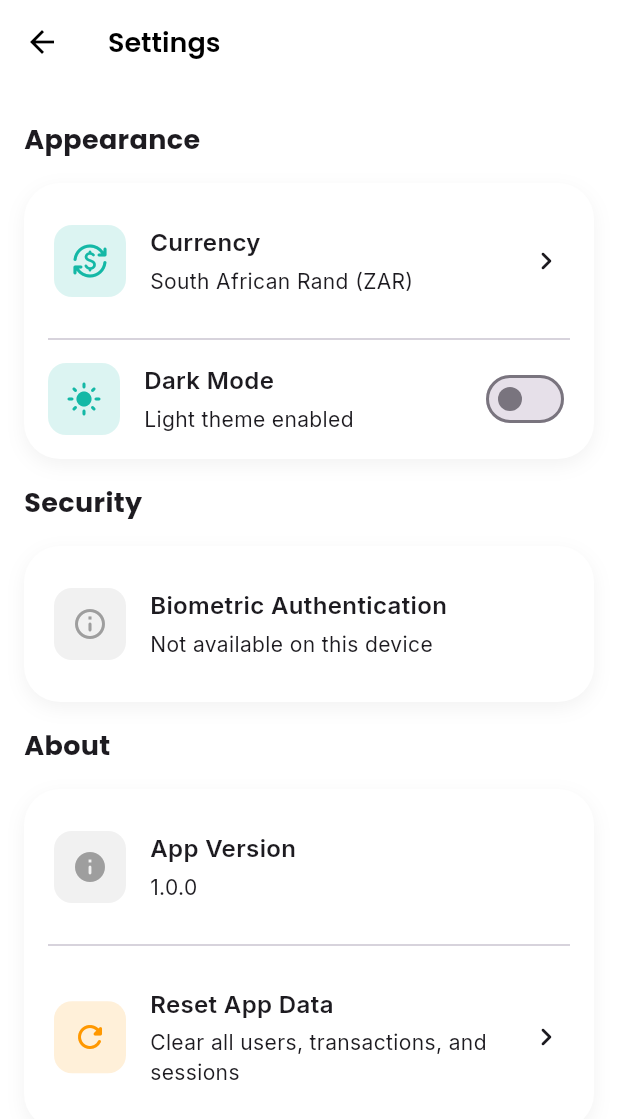
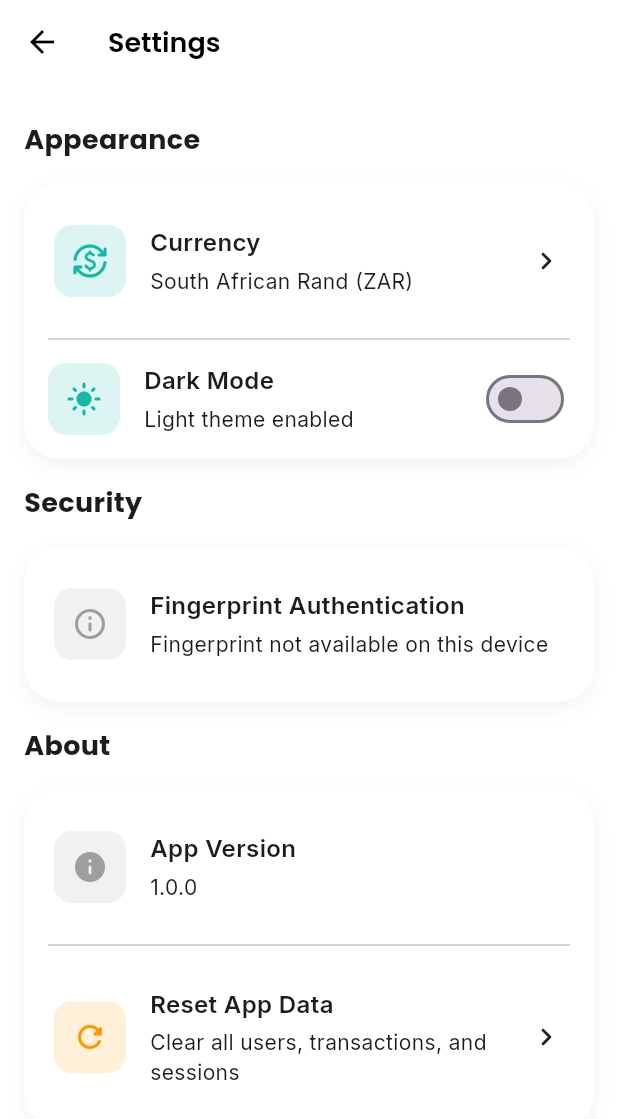
Before and after one commit to koek1/budget-app, a Flutter app: the SettingsScreen screen opened directly, on a phone screen of 412 x 824 dp. Shown: the top 1119 px of the screen. Run offline on Flutter 3.47's test engine with Material 3 defaults, Android fonts, the phone set to English and light mode, and no system bars; our stand-ins replace fl_chart, flutter_secure_storage, google_fonts, hive, hive_flutter, local_auth and 1 more; accounts and stored records are empty; generated files the repository leaves out were written again.

Commit message:
fix: Biometric login

```diff
--- a/frontend/lib/screens/auth/login_screen.dart
+++ b/frontend/lib/screens/auth/login_screen.dart
@@ -138,7 +138,7 @@ class _LoginScreenState extends State<LoginScreen>
         _passwordController.text,
       );
 
-      // Ask user if they want to enable biometric login
+      // Ask user if they want to enable fingerprint login
       if (_biometricAvailable && !_biometricEnabled && user != null) {
         _showBiometricEnableDialog();
       }
@@ -185,7 +185,7 @@ class _LoginScreenState extends State<LoginScreen>
           MaterialPageRoute(builder: (context) => const HomeScreen()),
         );
       } else if (mounted) {
-        Helpers.showErrorSnackBar(context, 'Biometric authentication failed');
+        Helpers.showErrorSnackBar(context, 'Fingerprint authentication failed');
       }
     } catch (e) {
       if (mounted) {
@@ -206,9 +206,13 @@ class _LoginScreenState extends State<LoginScreen>
     showDialog(
       context: context,
       builder: (context) => AlertDialog(
-        title: const Text('Enable Biometric Login?'),
-        content: const Text(
-          'Would you like to enable biometric authentication for faster login?',
+        title: Text(
+          'Enable Fingerprint Login?',
+          style: GoogleFonts.poppins(fontWeight: FontWeight.w600),
+        ),
+        content: Text(
+          'Would you like to enable fingerprint authentication for faster login?',
+          style: GoogleFonts.inter(),
         ),
         actions: [
           TextButton(
--- a/frontend/lib/screens/settings/settings_screen.dart
+++ b/frontend/lib/screens/settings/settings_screen.dart
@@ -1,7 +1,6 @@
 import 'package:flutter/material.dart';
 import 'package:google_fonts/google_fonts.dart';
 import 'package:hive_flutter/hive_flutter.dart';
-import 'package:local_auth/local_auth.dart';
 import 'package:budget_app/services/biometric_service.dart';
 import 'package:budget_app/services/settings_service.dart';
 import 'package:budget_app/services/auth_service.dart';
@@ -18,7 +17,6 @@ class SettingsScreen extends StatefulWidget {
 
 class _SettingsScreenState extends State<SettingsScreen> {
   bool _biometricEnabled = false;
-  bool _fingerprintOnly = false;
   bool _biometricAvailable = false;
   bool _isLoading = true;
   String _selectedCurrency = SettingsService.defaultCurrency;
@@ -33,12 +31,10 @@ class _SettingsScreenState extends State<SettingsScreen> {
   Future<void> _loadSettings() async {
     final enabled = await BiometricService.isBiometricEnabled();
     final available = await BiometricService.isAvailable();
-    final fingerprintOnly = await BiometricService.isFingerprintOnly();
 
     setState(() {
       _biometricEnabled = enabled;
       _biometricAvailable = available;
-      _fingerprintOnly = fingerprintOnly;
       _selectedCurrency = SettingsService.getCurrency();
       _themeMode = SettingsService.getThemeMode();
       _isLoading = false;
@@ -195,7 +191,7 @@ class _SettingsScreenState extends State<SettingsScreen> {
               _biometricEnabled = true;
             });
             if (mounted) {
-              Helpers.showSuccessSnackBar(context, 'Biometric login enabled');
+              Helpers.showSuccessSnackBar(context, 'Fingerprint login enabled');
             }
           } else {
             if (mounted) {
@@ -235,10 +231,9 @@ class _SettingsScreenState extends State<SettingsScreen> {
       await BiometricService.disableBiometric();
       setState(() {
         _biometricEnabled = false;
-        _fingerprintOnly = false;
       });
       if (mounted) {
-        Helpers.showInfoSnackBar(context, 'Biometric login disabled');
+        Helpers.showInfoSnackBar(context, 'Fingerprint login disabled');
       }
     }
   }
@@ -318,42 +313,6 @@ class _SettingsScreenState extends State<SettingsScreen> {
     }
   }
 
-  Future<void> _toggleFingerprintOnly(bool value) async {
-    if (!_biometricEnabled) {
-      if (mounted) {
-        Helpers.showInfoSnackBar(context, 'Please enable biometric login first');
-      }
-      return;
-    }
-
-    if (value) {
-      // Check if fingerprint is available
-      final availableBiometrics = await BiometricService.getAvailableBiometrics();
-      if (!availableBiometrics.contains(BiometricType.fingerprint)) {
-        if (mounted) {
-          Helpers.showErrorSnackBar(
-            context,
-            'Fingerprint is not available on this device',
-          );
-        }
-        return;
-      }
-    }
-
-    await BiometricService.setFingerprintOnly(value);
-    setState(() {
-      _fingerprintOnly = value;
-    });
-
-    if (mounted) {
-      Helpers.showSuccessSnackBar(
-        context,
-        value
-          ? 'Fingerprint-only mode enabled'
-          : 'All biometric types enabled',
-      );
-    }
-  }
 
   Widget _buildSettingsCard({
     required Widget child,
@@ -583,8 +542,8 @@ class _SettingsScreenState extends State<SettingsScreen> {
                           child: !_biometricAvailable
                               ? _buildSettingsItem(
                                   icon: Icons.info_outline_rounded,
-                                  title: 'Biometric Authentication',
-                                  subtitle: 'Not available on this device',
+                                  title: 'Fingerprint Authentication',
+                                  subtitle: 'Fingerprint not available on this device',
                                   iconColor: Colors.grey,
                                 )
                               : Column(
@@ -610,7 +569,7 @@ class _SettingsScreenState extends State<SettingsScreen> {
                                             crossAxisAlignment: CrossAxisAlignment.start,
                                             children: [
                                               Text(
-                                                'Biometric Login',
+                                                'Fingerprint Login',
                                                 style: GoogleFonts.inter(
                                                   fontSize: 16,
                                                   fontWeight: FontWeight.w600,
@@ -619,7 +578,7 @@ class _SettingsScreenState extends State<SettingsScreen> {
                                               ),
                                               SizedBox(height: 4),
                                               Text(
-                                                'Use fingerprint or Face ID to login',
+                                                'Use fingerprint to login',
                                                 style: GoogleFonts.inter(
                                                   fontSize: 14,
                                                   color: theme.textTheme.bodyMedium?.color,
@@ -635,55 +594,6 @@ class _SettingsScreenState extends State<SettingsScreen> {
                                         ),
                                       ],
                                     ),
-                                    if (_biometricEnabled) ...[
-                                      Divider(height: 32),
-                                      Row(
-                                        children: [
-                                          Container(
-                                            width: 48,
-                                            height: 48,
-                                            decoration: BoxDecoration(
-                                              color: Color(0xFF14B8A6).withOpacity(0.15),
-                                              borderRadius: BorderRadius.circular(12),
-                                            ),
-                                            child: Icon(
-                                              Icons.touch_app_rounded,
-                                              color: Color(0xFF14B8A6),
-                                              size: 24,
-                                            ),
-                                          ),
-                                          SizedBox(width: 16),
-                                          Expanded(
-                                            child: Column(
-                                              crossAxisAlignment: CrossAxisAlignment.start,
-                                              children: [
-                                                Text(
-                                                  'Fingerprint Only',
-                                                  style: GoogleFonts.inter(
-                                                    fontSize: 16,
-                                                    fontWeight: FontWeight.w600,
-                                                    color: theme.textTheme.bodyLarge?.color,
-                                                  ),
-                                                ),
-                                                SizedBox(height: 4),
-                                                Text(
-                                                  'Restrict to fingerprint authentication only',
-                                                  style: GoogleFonts.inter(
-                                                    fontSize: 14,
-                                                    color: theme.textTheme.bodyMedium?.color,
-                                                  ),
-                                                ),
-                                              ],
-                                            ),
-                                          ),
-                                          Switch(
-                                            value: _fingerprintOnly,
-                                            onChanged: _toggleFingerprintOnly,
-                                            activeColor: Color(0xFF14B8A6),
-                                          ),
-                                        ],
-                                      ),
-                                    ],
                                   ],
                                 ),
                         ),
--- a/frontend/lib/services/biometric_service.dart
+++ b/frontend/lib/services/biometric_service.dart
@@ -8,12 +8,11 @@ class BiometricService {
   static final LocalAuthentication _localAuth = LocalAuthentication();
   static const FlutterSecureStorage _secureStorage = FlutterSecureStorage();
 
-  // Check if biometric authentication is available
+  // Check if fingerprint authentication is available
   static Future<bool> isAvailable() async {
     try {
-      final bool canAuthenticate = await _localAuth.canCheckBiometrics;
-      final bool isDeviceSupported = await _localAuth.isDeviceSupported();
-      return canAuthenticate || isDeviceSupported;
+      final availableBiometrics = await getAvailableBiometrics();
+      return availableBiometrics.contains(BiometricType.fingerprint);
     } catch (e) {
       return false;
     }
@@ -28,37 +27,32 @@ class BiometricService {
     }
   }
 
-  // Authenticate using biometrics
+  // Authenticate using fingerprint only
   static Future<bool> authenticate() async {
     try {
-      // Check if fingerprint-only mode is enabled
-      final fingerprintOnly = await isFingerprintOnly();
-
-      // Get available biometrics
+      // Check if fingerprint is available
       final availableBiometrics = await getAvailableBiometrics();
-
-      // If fingerprint-only is enabled, check if fingerprint is available
-      if (fingerprintOnly) {
-        if (!availableBiometrics.contains(BiometricType.fingerprint)) {
-          throw PlatformException(
-            code: 'FINGERPRINT_NOT_AVAILABLE',
-            message: 'Fingerprint authentication is not available on this device',
-          );
-        }
-        // If fingerprint-only is enabled, we still use biometricOnly: true
-        // The system will use fingerprint if it's the only available biometric
+      if (!availableBiometrics.contains(BiometricType.fingerprint)) {
+        throw PlatformException(
+          code: 'FINGERPRINT_NOT_AVAILABLE',
+          message: 'Fingerprint authentication is not available on this device',
+        );
       }
 
       final bool didAuthenticate = await _localAuth.authenticate(
-        localizedReason: 'Please authenticate to access SpendSense',
+        localizedReason: 'Please use your fingerprint to access SpendSense',
         options: const AuthenticationOptions(
           biometricOnly: true,
           stickyAuth: true,
+          useErrorDialogs: true,
         ),
       );
       return didAuthenticate;
     } on PlatformException catch (e) {
-      print('Biometric authentication error: $e');
+      print('Fingerprint authentication error: $e');
+      return false;
+    } catch (e) {
+      print('Fingerprint authentication error: $e');
       return false;
     }
   }
@@ -88,18 +82,6 @@ class BiometricService {
     await _secureStorage.delete(key: 'biometric_username');
     await _secureStorage.delete(key: 'biometric_password');
     await _secureStorage.delete(key: 'biometric_enabled');
-    await _secureStorage.delete(key: 'fingerprint_only');
-  }
-
-  // Check if fingerprint-only mode is enabled
-  static Future<bool> isFingerprintOnly() async {
-    final fingerprintOnly = await _secureStorage.read(key: 'fingerprint_only');
-    return fingerprintOnly == 'true';
-  }
-
-  // Set fingerprint-only mode
-  static Future<void> setFingerprintOnly(bool value) async {
-    await _secureStorage.write(key: 'fingerprint_only', value: value.toString());
   }
 
   // Perform biometric login
```
